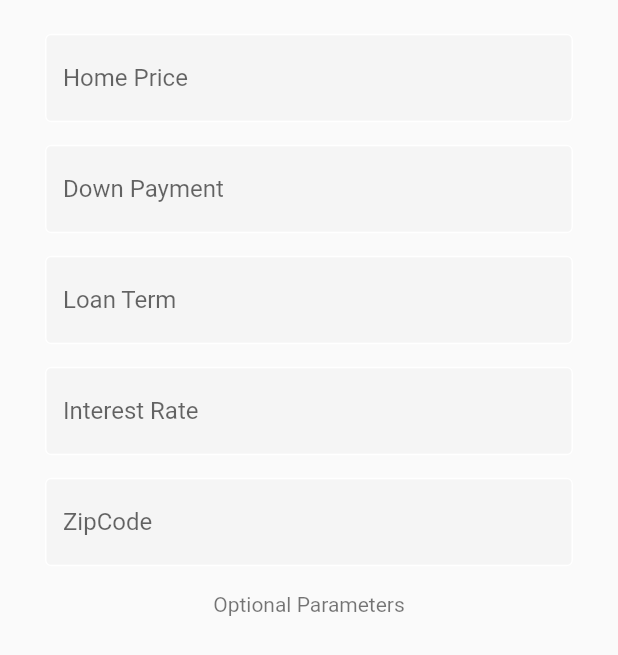
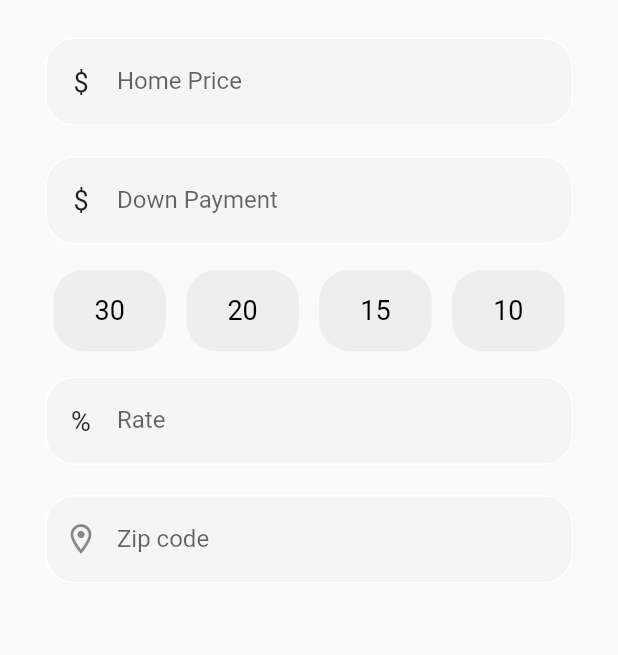
Before and after one commit to ShoRaj-mDr/mortgage_calculator, a Flutter app: the screen it shows after launch, on a phone screen of 412 x 824 dp. Shown: the top 655 px of the screen. Run offline on Flutter 3.47's test engine with Material 2 defaults, Android fonts, the phone set to English and light mode, and no system bars.

Commit message:
updated UI home page

```diff
--- a/mortgage_calculator/lib/components/textfield.dart
+++ b/mortgage_calculator/lib/components/textfield.dart
@@ -3,30 +3,51 @@ import 'package:flutter/material.dart';
 class DefaultTextField extends StatelessWidget {
   final controller;
   final String text;
-//   final bool obscureText;
+  final String? prefixString;
+  final IconData? prefixIcon;
+  //   final bool obscureText;
 
   const DefaultTextField({
     Key? key,
     this.controller,
     required this.text,
+    this.prefixString,
+    this.prefixIcon,
   }) : super(key: key);
 
   @override
   Widget build(BuildContext context) {
+    Widget? my_prefix;
+    if (prefixString != null) {
+      my_prefix = Text(
+        prefixString!,
+        style: TextStyle(fontSize: 18),
+      );
+    } else if (prefixIcon != null) {
+      my_prefix = Icon(prefixIcon);
+    }
+
     return Container(
-      padding: EdgeInsets.symmetric(horizontal: 15, vertical: 7.5),
+      padding: EdgeInsets.symmetric(horizontal: 15, vertical: 10),
       decoration: BoxDecoration(
         borderRadius: BorderRadius.circular(7),
       ),
       child: TextField(
         controller: controller,
         decoration: InputDecoration(
-          enabledBorder: const OutlineInputBorder(
-            borderSide: BorderSide(color: Colors.white),
+          contentPadding: EdgeInsets.symmetric(vertical: 20, horizontal: 20),
+          prefixIcon: SizedBox(
+            child: Center(
+              widthFactor: 0.0,
+              child: my_prefix,
+            ),
           ),
+          enabledBorder: OutlineInputBorder(
+              borderSide: BorderSide(color: Colors.white),
+              borderRadius: BorderRadius.circular(20)),
           focusedBorder: OutlineInputBorder(
-            borderSide: BorderSide(color: Colors.grey.shade200),
-          ),
+              borderSide: BorderSide(color: Colors.grey.shade200),
+              borderRadius: BorderRadius.circular(20)),
           fillColor: Colors.grey.shade100,
           filled: true,
           labelText: text,
@@ -39,5 +60,4 @@ class DefaultTextField extends StatelessWidget {
   }
 }
 
-
 // link - https://www.youtube.com/watch?v=Dh-cTQJgM-Q
--- a/mortgage_calculator/lib/views/home_page.dart
+++ b/mortgage_calculator/lib/views/home_page.dart
@@ -13,47 +13,83 @@ class HomePage extends StatelessWidget {
           // home loan
           DefaultTextField(
             text: 'Home Price',
+            prefixString: '\$',
           ),
 
           // Down Payment
           DefaultTextField(
             text: 'Down Payment',
+            prefixString: '\$',
           ),
 
           // Loan Term
-          DefaultTextField(
-            text: 'Loan Term',
-          ),
+          // DefaultTextField(
+          //   text: 'Loan Term',
+          //   prefixIcon: Icons.timelapse_rounded,
+          // ),
+          loanTerm(),
 
           // Interest Rate
           DefaultTextField(
-            text: 'Interest Rate',
+            text: 'Rate',
+            prefixString: '\%',
           ),
 
           // ZipCode
           DefaultTextField(
-            text: 'ZipCode',
+            text: 'Zip code',
+            prefixIcon: Icons.location_on_outlined,
           ),
+
           const SizedBox(
             height: 10,
           ),
-
-          Padding(
-            padding: const EdgeInsets.symmetric(horizontal: 25.0),
-            child: Row(
-              mainAxisAlignment: MainAxisAlignment.center,
-              children: [
-                Text(
-                  'Optional Parameters',
-                  style: TextStyle(
-                    color: Colors.black54,
-                  ),
-                ),
-              ],
-            ),
-          )
         ],
       ),
     ));
   }
 }
+
+// not complete. watch this - https://www.youtube.com/watch?v=TPKFYq7I6Kk&t=1361s
+loanTerm() {
+  var loanYears = [30, 20, 15, 10];
+  return Container(
+    padding: EdgeInsets.all(7.0),
+    child: Column(
+      children: [
+        Row(
+          mainAxisAlignment: MainAxisAlignment.spaceBetween,
+          children: [
+            // Text("Loan Term"),
+          ],
+        ),
+        Row(
+          mainAxisAlignment: MainAxisAlignment.spaceEvenly,
+          crossAxisAlignment: CrossAxisAlignment.start,
+          children: loanYears.map((e) => loanTermBtn(e)).toList(),
+        ),
+      ],
+    ),
+  );
+}
+
+Widget loanTermBtn(int numOfYears) {
+  return Container(
+    height: 54,
+    width: 75,
+    alignment: Alignment.center,
+    decoration: BoxDecoration(
+        borderRadius: BorderRadius.circular(20),
+        // color: isSelected ? Colors.purple[100] : Colors.grey,
+        color: Colors.grey.shade200),
+    child: Text(
+      numOfYears.toString(),
+      style: TextStyle(
+        fontSize: 18,
+        fontWeight: FontWeight.w400,
+        // color: isSelected ? Colors.white : Colors.black,
+        color: Colors.black,
+      ),
+    ),
+  );
+}
```
